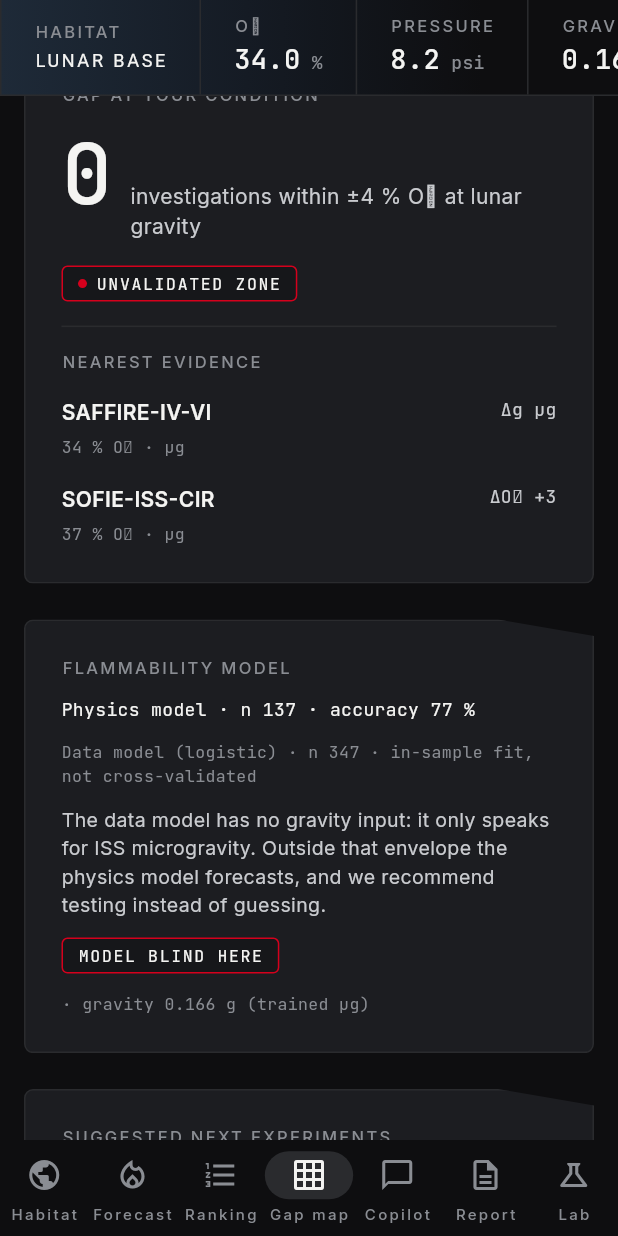
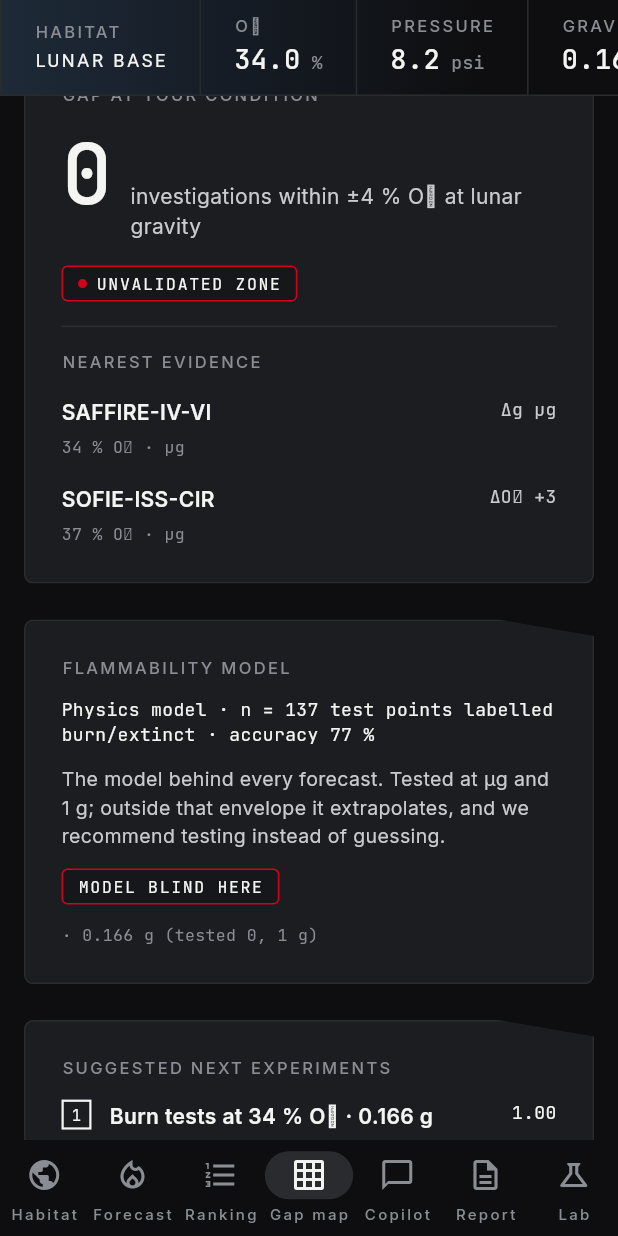
Before and after one commit to miksruiz27-blip/FireStorm, a Flutter app: the screen it shows after launch, item 4 of the bottom bar chosen, scrolled down 1152 dp, on a phone screen of 412 x 824 dp. Run offline on Flutter 3.47's test engine with Material 3 defaults, Android fonts, the phone set to English and light mode, and no system bars; our stand-ins replace fl_chart, flutter_riverpod, go_router, google_fonts; missing offline and left inert: genui, json_schema_builder; network calls fail; Roboto replaces fonts that are missing (Michroma).

Commit message:
fix(F6): one model figure on Forecast and Gap map
Forecast said "calibrated on 156 NASA burns" and the Gap map headlined the
team's logistic model (n 347). Both now read the physics model the
forecasts actually use (/flame/model, refitted on verified data after
F4) through one FlameModel.summary: "n = 137 test points labelled
burn/extinct · accuracy 77 %". The Gap map's training box and blind spots
come from the same model. The unused ModelInfo client is removed.

Co-Authored-By: Claude Opus 5.5 <noreply@anthropic.com>

```diff
--- a/lib/data/flame.dart
+++ b/lib/data/flame.dart
@@ -42,6 +42,10 @@ class FlameModel {
   final (double, double) o2Range, kpaRange;
   final List<double> testedG;
   final int n;
+
+  /// The one model figure every screen shows (F6): same n, same definition.
+  String get summary =>
+      'n = $n test points labelled burn/extinct · accuracy ${(accuracy * 100).round()} %';
 
   static double _d(Object? v) => (v as num).toDouble();
   static (double, double) _range(Object? v) => (_d((v as List)[0]), _d(v[1]));
--- a/lib/data/gap_map.dart
+++ b/lib/data/gap_map.dart
@@ -152,46 +152,6 @@ final recommendationsProvider = FutureProvider<List<Recommendation>>((
   ];
 });
 
-/// The flammability model's training envelope (from /model): ±3σ per feature, ISS (0 g) only.
-class ModelInfo {
-  ModelInfo(Map j)
-    : features = (j['features'] as List).cast<String>(),
-      mean = [for (final v in j['mean'] as List) (v as num).toDouble()],
-      std = [for (final v in j['std'] as List) (v as num).toDouble()],
-      accuracy = ((j['metrics'] as Map?)?['accuracy'] as num?)?.toDouble() ?? 0,
-      n = ((j['metrics'] as Map?)?['n'] as num?)?.toInt() ?? 0;
-  final List<String> features;
-  final List<double> mean, std;
-  final double accuracy;
-  final int n;
-
-  /// O₂ range the model saw, or null if O₂ isn't a feature.
-  (double, double)? get o2Range {
-    final j = features.indexOf('o2_pct');
-    return j < 0 ? null : (mean[j] - 3 * std[j], mean[j] + 3 * std[j]);
-  }
-
-  /// Why the model can't speak for [h] (same rule as the backend); empty = in range.
-  List<String> blindSpots(Habitat h) {
-    final row = {
-      'o2_pct': h.o2,
-      'pressure_kpa': h.pressure * 6.89476,
-      'flow_cm_s': 0.0,
-    };
-    return [
-      for (final (j, f) in features.indexed)
-        if (((row[f] ?? 0) - mean[j]).abs() / std[j] > 3)
-          '${f.split('_').first.replaceAll('o2', 'O₂')} ${fmtO2(row[f]!)} (trained ${fmtO2(mean[j])} ± ${fmtO2(std[j])})',
-      if (h.band != GravityBand.micro) 'gravity ${h.band.short} (trained μg)',
-    ];
-  }
-}
-
-final modelProvider = FutureProvider<ModelInfo>(
-  (ref) async =>
-      ModelInfo(await getJson('/model', snapshot: 'model.json') as Map),
-);
-
 const gapWindow = 4.0; // ± % O₂ that counts as "at your condition"
 
 /// Distinct test series within ±[gapWindow] % O₂ in [band].
--- a/lib/screens/forecast_screen.dart
+++ b/lib/screens/forecast_screen.dart
@@ -137,7 +137,7 @@ class _ForecastScreenState extends ConsumerState<ForecastScreen> {
             text:
                 'How a flame behaves at any condition: a physics model (flammability limit vs '
                 'flow, buoyancy from gravity, pressure, de Ris spread), calibrated on '
-                '${model.n} NASA burns. It flags where it extrapolates. ',
+                '${model.summary}. It flags where it extrapolates. ',
             children: [
               TextSpan(
                 text: atHabitat
--- a/lib/screens/gap_map_screen.dart
+++ b/lib/screens/gap_map_screen.dart
@@ -32,7 +32,7 @@ class _GapMapScreenState extends ConsumerState<GapMapScreen> {
     final all = ref.watch(testMarksProvider).value ?? const <TestMark>[];
     final recs =
         ref.watch(recommendationsProvider).value ?? const <Recommendation>[];
-    final model = ref.watch(modelProvider).value;
+    final model = ref.watch(flameModelProvider).value;
     final marks = [
       for (final m in all)
         if (_layers.contains(m.fuel)) m,
@@ -656,7 +656,7 @@ class _Aside extends StatelessWidget {
   final Habitat h;
   final List<TestMark> marks;
   final List<Recommendation> recs;
-  final ModelInfo? model;
+  final FlameModel? model;
 
   @override
   Widget build(BuildContext context) {
@@ -757,7 +757,18 @@ class _Aside extends StatelessWidget {
             ],
           ),
         ),
-        if (model != null) _ModelCard(model!, blind: model!.blindSpots(h)),
+        if (model != null)
+          _ModelCard(
+            model!,
+            blind: model!
+                .predict(
+                  o2: h.o2,
+                  kpa: h.pressure * 6.89476,
+                  g: h.g,
+                  flow: cabinFlow,
+                )
+                .extrapolated,
+          ),
         ChamferCard(
           padding: const EdgeInsets.all(24),
           child: Column(
@@ -875,14 +886,13 @@ class _Aside extends StatelessWidget {
 
 /// What the flammability model can and can't say for this habitat. Its blind spots are
 /// exactly where the suggested experiments point.
-class _ModelCard extends ConsumerWidget {
+class _ModelCard extends StatelessWidget {
   const _ModelCard(this.m, {required this.blind});
-  final ModelInfo m;
+  final FlameModel m;
   final List<String> blind;
 
   @override
-  Widget build(BuildContext context, WidgetRef ref) {
-    final physics = ref.watch(flameModelProvider).value;
+  Widget build(BuildContext context) {
     return ChamferCard(
       padding: const EdgeInsets.all(24),
       child: Column(
@@ -890,20 +900,14 @@ class _ModelCard extends ConsumerWidget {
         spacing: 12,
         children: [
           Text('FLAMMABILITY MODEL', style: AppText.label),
-          if (physics != null)
-            Text(
-              'Physics model · n ${physics.n} · accuracy ${(physics.accuracy * 100).round()} %',
-              style: AppText.mono.copyWith(color: AppColors.text),
-            ),
-          // The team's in-sample fit is ~100 %: label it as such instead of headlining it.
           Text(
-            'Data model (logistic) · n ${m.n} · in-sample fit, not cross-validated',
-            style: AppText.mono.copyWith(fontSize: 11),
+            'Physics model · ${m.summary}',
+            style: AppText.mono.copyWith(color: AppColors.text),
           ),
           Text(
-            'The data model has no gravity input: it only speaks for ISS microgravity. '
-            'Outside that envelope the physics model forecasts, and we recommend testing '
-            'instead of guessing.',
+            'The model behind every forecast. Tested at '
+            '${m.testedG.map((g) => g == 0 ? 'μg' : '${fmtO2(g)} g').join(' and ')}; '
+            'outside that envelope it extrapolates, and we recommend testing instead of guessing.',
             style: AppText.caption.copyWith(
               fontSize: 13,
               height: 19 / 13,
```
Also changed, not shown: 1 other file.
